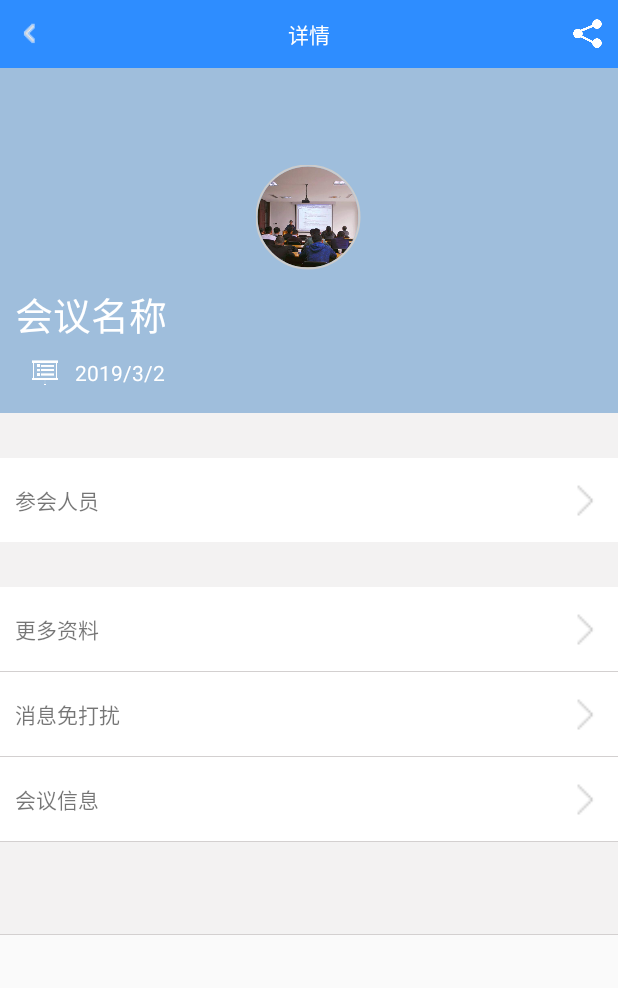
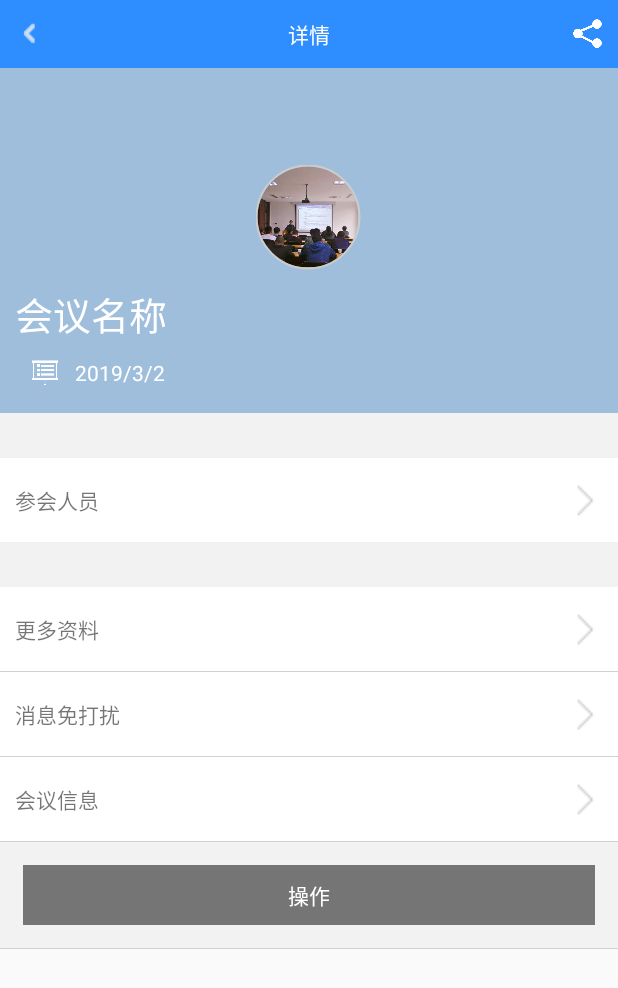
Before and after one commit to Mercer77/MobileMeeting, an Android app: the layout fragment_meetingdetail.xml on its own in the app's theme, with its tools: preview values and no code run, on a phone screen of 412 x 824 dp. Shown: the top 988 px of the screen. Run offline under Robolectric (Android 15) with nearby library versions, the phone set to English and light mode, and no system bars.

Commit message:
答辩结束

```diff
--- a/app/src/main/java/com/example/mercer/mobilemeeting/Constant.java
+++ b/app/src/main/java/com/example/mercer/mobilemeeting/Constant.java
@@ -27,4 +27,5 @@ public class Constant {
 
     public static final MediaType JSON = MediaType.parse("application/json");
 
+    public static final int TOAST = 35;
 }
--- a/app/src/main/java/com/example/mercer/mobilemeeting/activity/LoginActivity.java
+++ b/app/src/main/java/com/example/mercer/mobilemeeting/activity/LoginActivity.java
@@ -73,7 +73,7 @@ public class LoginActivity extends AppCompatActivity {
         RequestBody requestBody = RequestBody.create(Constant.JSON, data);
 
         Request request = new Request.Builder()
-                .url("http://" + Constant.IP_LINUX + ":8080/MeetingSystem/user/login.do")
+                .url("http://" + Constant.IP_LIANG_BLUETOOTH + ":8080/MeetingSystem/user/login.do")
                 .post(requestBody)
                 .build();
 
--- a/app/src/main/java/com/example/mercer/mobilemeeting/activity/RegisterActivity.java
+++ b/app/src/main/java/com/example/mercer/mobilemeeting/activity/RegisterActivity.java
@@ -83,7 +83,7 @@ public class RegisterActivity extends AppCompatActivity implements View.OnClickL
                     .add("name", name)
                     .build();
             Request request = new Request.Builder()
-                    .url("http://"+Constant.IP_LINUX+":8080/MeetingSystem/user/register.do")
+                    .url("http://"+Constant.IP_LIANG_BLUETOOTH+":8080/MeetingSystem/user/register.do")
                     .post(requestBody)
                     .build();
             Call call = okHttpClient.newCall(request);
--- a/app/src/main/java/com/example/mercer/mobilemeeting/fragments/FragmentJoinUser.java
+++ b/app/src/main/java/com/example/mercer/mobilemeeting/fragments/FragmentJoinUser.java
@@ -114,7 +114,7 @@ public class FragmentJoinUser extends Fragment implements SideBar.OnTouchingLett
                 //这里也不用声明get  默认GET请求
                 //获取当前会议参会人员
                 Request request = new Request.Builder()
-                        .url("http://"+ Constant.IP_LINUX +":8080/MeetingSystem/meeting/queryAllInvitation/" +
+                        .url("http://"+ Constant.IP_LIANG_BLUETOOTH +":8080/MeetingSystem/meeting/queryAllInvitation/" +
                                 "1" +
                                 ".do")
                         .build();
--- a/app/src/main/java/com/example/mercer/mobilemeeting/fragments/frame/FragmentHome.java
+++ b/app/src/main/java/com/example/mercer/mobilemeeting/fragments/frame/FragmentHome.java
@@ -116,6 +116,7 @@ public class FragmentHome extends Fragment implements View.OnClickListener ,
         gglv.setOnItemClickListener((parent, view, position, id) -> {
             Bundle bundle = new Bundle();
             bundle.putInt("position",position);
+            bundle.putInt("meetingId",meetings.get(position).getId());
 
 //            startActivity(intent);
             FragmentMeetingDetail fragmentMeetingDetail =new FragmentMeetingDetail();
@@ -249,6 +250,7 @@ public class FragmentHome extends Fragment implements View.OnClickListener ,
                 //拿到第一个json对象
                 JSONObject jsonObject = (JSONObject) jsonArray.get(i);
                 Meeting meeting = new Meeting();
+                meeting.setId(jsonObject.getInt("id"));
                 meeting.setMeetingTitle(jsonObject.getString("meetingTitle"));
                 meeting.setMeetingContent(jsonObject.getString("meetingContent"));
                 meeting.setCreateTime(jsonObject.getString("createTime"));
--- a/app/src/main/java/com/example/mercer/mobilemeeting/fragments/frame/FragmentMessage.java
+++ b/app/src/main/java/com/example/mercer/mobilemeeting/fragments/frame/FragmentMessage.java
@@ -245,7 +245,7 @@ public class FragmentMessage extends Fragment implements ServiceConnection {
     private void getData() {
         messageEsays.clear();
         //创造模拟数据
-//        createData();
+        createData();
 
 //        数据库中查询数据
         MsgDao msgDao = new MsgDao(getActivity());
--- /dev/null
+++ b/app/src/main/res/drawable/style_mt_grey.xml
@@ -0,0 +1,6 @@
+<?xml version="1.0" encoding="utf-8"?>
+<shape android:shape="rectangle"
+    xmlns:android="http://schemas.android.com/apk/res/android">
+    <corners android:radius="7dp"/>
+    <solid android:color="#757575"/>
+</shape>
--- a/app/src/main/res/layout/fragment_meetingdetail.xml
+++ b/app/src/main/res/layout/fragment_meetingdetail.xml
@@ -261,29 +261,27 @@
                                 android:gravity="center"
                                 android:padding="15dp">
                                 <Button
-                                    android:visibility="gone"
-                                    android:id="@+id/ms_bt_join"
+                                    android:id="@+id/ms_bt"
                                     android:layout_width="400dp"
                                     android:layout_height="40dp"
-                                    android:background="@drawable/style_mt"
-                                    android:text="加入会议"
+                                    android:background="@drawable/style_mt_grey"
+                                    android:text="操作"
                                     android:textColor="#fff"/>
                             </LinearLayout>
 
-                            <LinearLayout
-                                android:layout_width="match_parent"
-                                android:layout_height="wrap_content"
-                                android:gravity="center"
-                                android:padding="15dp">
-                                <Button
-                                    android:visibility="gone"
-                                    android:id="@+id/ms_bt_quit"
-                                    android:layout_width="400dp"
-                                    android:layout_height="40dp"
-                                    android:background="@drawable/style_mt_red"
-                                    android:text="退出会议"
-                                    android:textColor="#fff"/>
-                            </LinearLayout>
+                            <!--<LinearLayout-->
+                                <!--android:layout_width="match_parent"-->
+                                <!--android:layout_height="wrap_content"-->
+                                <!--android:gravity="center"-->
+                                <!--android:padding="15dp">-->
+                                <!--<Button-->
+                                    <!--android:id="@+id/ms_bt_quit"-->
+                                    <!--android:layout_width="400dp"-->
+                                    <!--android:layout_height="40dp"-->
+                                    <!--android:background="@drawable/style_mt_red"-->
+                                    <!--android:text="退出会议"-->
+                                    <!--android:textColor="#fff"/>-->
+                            <!--</LinearLayout>-->
 
                             <View
                                 android:layout_width="match_parent"
```
Also changed, not shown: app/src/main/java/com/example/mercer/mobilemeeting/fragments/FragmentMeetingDetail.java (+71 -24 lines), app/src/main/java/com/example/mercer/mobilemeeting/fragments/frame/FragmentContact.java (+4 -11 lines).
